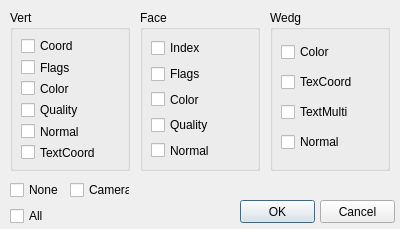
Before: the Qt Designer form src/meshlabplugins/meshio/ui/savemaskexporter.ui in cnr-isti-vclab/meshlab, drawn with Qt 5.
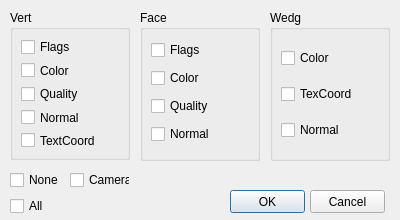
After: the same form once the commit is applied.

Commit message: renamed checks control

```diff
--- a/src/meshlabplugins/meshio/ui/savemaskexporter.ui
+++ b/src/meshlabplugins/meshio/ui/savemaskexporter.ui
@@ -9,7 +9,7 @@
     <x>0</x>
     <y>0</y>
     <width>400</width>
-    <height>229</height>
+    <height>220</height>
    </rect>
   </property>
   <property name="windowTitle" >
@@ -25,13 +25,118 @@
     </rect>
    </property>
   </widget>
+  <widget class="QGroupBox" name="groupBox" >
+   <property name="geometry" >
+    <rect>
+     <x>10</x>
+     <y>10</y>
+     <width>120</width>
+     <height>150</height>
+    </rect>
+   </property>
+   <property name="title" >
+    <string>Vert</string>
+   </property>
+   <layout class="QVBoxLayout" >
+    <property name="margin" >
+     <number>8</number>
+    </property>
+    <property name="spacing" >
+     <number>6</number>
+    </property>
+    <item>
+     <widget class="QCheckBox" name="check_iom_vertflags" >
+      <property name="text" >
+       <string>Flags</string>
+      </property>
+     </widget>
+    </item>
+    <item>
+     <widget class="QCheckBox" name="check_iom_vertcolor" >
+      <property name="text" >
+       <string>Color</string>
+      </property>
+     </widget>
+    </item>
+    <item>
+     <widget class="QCheckBox" name="check_iom_vertquality" >
+      <property name="text" >
+       <string>Quality</string>
+      </property>
+     </widget>
+    </item>
+    <item>
+     <widget class="QCheckBox" name="check_iom_vertnormal" >
+      <property name="text" >
+       <string>Normal</string>
+      </property>
+     </widget>
+    </item>
+    <item>
+     <widget class="QCheckBox" name="check_iom_verttexcoord" >
+      <property name="text" >
+       <string>TextCoord</string>
+      </property>
+     </widget>
+    </item>
+   </layout>
+  </widget>
+  <widget class="QGroupBox" name="groupBox_2" >
+   <property name="geometry" >
+    <rect>
+     <x>140</x>
+     <y>10</y>
+     <width>120</width>
+     <height>151</height>
+    </rect>
+   </property>
+   <property name="title" >
+    <string>Face</string>
+   </property>
+   <layout class="QVBoxLayout" >
+    <property name="margin" >
+     <number>8</number>
+    </property>
+    <property name="spacing" >
+     <number>6</number>
+    </property>
+    <item>
+     <widget class="QCheckBox" name="check_iom_faceflags" >
+      <property name="text" >
+       <string>Flags</string>
+      </property>
+     </widget>
+    </item>
+    <item>
+     <widget class="QCheckBox" name="check_iom_facecolor" >
+      <property name="text" >
+       <string>Color</string>
+      </property>
+     </widget>
+    </item>
+    <item>
+     <widget class="QCheckBox" name="check_iom_facequality" >
+      <property name="text" >
+       <string>Quality</string>
+      </property>
+     </widget>
+    </item>
+    <item>
+     <widget class="QCheckBox" name="check_iom_facenormal" >
+      <property name="text" >
+       <string>Normal</string>
+      </property>
+     </widget>
+    </item>
+   </layout>
+  </widget>
   <widget class="QGroupBox" name="groupBox_3" >
    <property name="geometry" >
     <rect>
      <x>270</x>
      <y>10</y>
      <width>120</width>
-     <height>161</height>
+     <height>151</height>
     </rect>
    </property>
    <property name="title" >
@@ -45,159 +150,33 @@
      <number>6</number>
     </property>
     <item>
-     <widget class="QCheckBox" name="checkBox" >
+     <widget class="QCheckBox" name="check_iom_wedgcolor" >
       <property name="text" >
        <string>Color</string>
       </property>
      </widget>
     </item>
     <item>
-     <widget class="QCheckBox" name="checkBox_2" >
+     <widget class="QCheckBox" name="check_iom_wedgtexcoord" >
       <property name="text" >
        <string>TexCoord</string>
       </property>
      </widget>
     </item>
     <item>
-     <widget class="QCheckBox" name="checkBox_3" >
+     <widget class="QCheckBox" name="check_iom_wedgnormal" >
       <property name="text" >
-       <string>TextMulti</string>
-      </property>
-     </widget>
-    </item>
-    <item>
-     <widget class="QCheckBox" name="checkBox_4" >
-      <property name="text" >
        <string>Normal</string>
       </property>
      </widget>
     </item>
    </layout>
   </widget>
-  <widget class="QGroupBox" name="groupBox_2" >
+  <widget class="QWidget" name="layoutWidget_2" >
    <property name="geometry" >
     <rect>
-     <x>140</x>
-     <y>10</y>
-     <width>120</width>
-     <height>161</height>
-    </rect>
-   </property>
-   <property name="title" >
-    <string>Face</string>
-   </property>
-   <layout class="QVBoxLayout" >
-    <property name="margin" >
-     <number>8</number>
-    </property>
-    <property name="spacing" >
-     <number>6</number>
-    </property>
-    <item>
-     <widget class="QCheckBox" name="checkBox_5" >
-      <property name="text" >
-       <string>Index</string>
-      </property>
-     </widget>
-    </item>
-    <item>
-     <widget class="QCheckBox" name="checkBox_6" >
-      <property name="text" >
-       <string>Flags</string>
-      </property>
-     </widget>
-    </item>
-    <item>
-     <widget class="QCheckBox" name="checkBox_7" >
-      <property name="text" >
-       <string>Color</string>
-      </property>
-     </widget>
-    </item>
-    <item>
-     <widget class="QCheckBox" name="checkBox_8" >
-      <property name="text" >
-       <string>Quality</string>
-      </property>
-     </widget>
-    </item>
-    <item>
-     <widget class="QCheckBox" name="checkBox_9" >
-      <property name="text" >
-       <string>Normal</string>
-      </property>
-     </widget>
-    </item>
-   </layout>
-  </widget>
-  <widget class="QGroupBox" name="groupBox" >
-   <property name="geometry" >
-    <rect>
      <x>10</x>
-     <y>10</y>
-     <width>120</width>
-     <height>161</height>
-    </rect>
-   </property>
-   <property name="title" >
-    <string>Vert</string>
-   </property>
-   <layout class="QVBoxLayout" >
-    <property name="margin" >
-     <number>8</number>
-    </property>
-    <property name="spacing" >
-     <number>6</number>
-    </property>
-    <item>
-     <widget class="QCheckBox" name="checkBox_10" >
-      <property name="text" >
-       <string>Coord</string>
-      </property>
-     </widget>
-    </item>
-    <item>
-     <widget class="QCheckBox" name="checkBox_11" >
-      <property name="text" >
-       <string>Flags</string>
-      </property>
-     </widget>
-    </item>
-    <item>
-     <widget class="QCheckBox" name="checkBox_12" >
-      <property name="text" >
-       <string>Color</string>
-      </property>
-     </widget>
-    </item>
-    <item>
-     <widget class="QCheckBox" name="checkBox_13" >
-      <property name="text" >
-       <string>Quality</string>
-      </property>
-     </widget>
-    </item>
-    <item>
-     <widget class="QCheckBox" name="checkBox_14" >
-      <property name="text" >
-       <string>Normal</string>
-      </property>
-     </widget>
-    </item>
-    <item>
-     <widget class="QCheckBox" name="checkBox_15" >
-      <property name="text" >
-       <string>TextCoord</string>
-      </property>
-     </widget>
-    </item>
-   </layout>
-  </widget>
-  <widget class="QWidget" name="" >
-   <property name="geometry" >
-    <rect>
-     <x>10</x>
-     <y>180</y>
+     <y>170</y>
      <width>120</width>
      <height>46</height>
     </rect>
@@ -238,8 +217,8 @@
   <widget class="QPushButton" name="okButton" >
    <property name="geometry" >
     <rect>
-     <x>240</x>
-     <y>200</y>
+     <x>230</x>
+     <y>190</y>
      <width>75</width>
      <height>23</height>
     </rect>
@@ -251,8 +230,8 @@
   <widget class="QPushButton" name="cancelButton" >
    <property name="geometry" >
     <rect>
-     <x>320</x>
-     <y>200</y>
+     <x>310</x>
+     <y>190</y>
      <width>75</width>
      <height>23</height>
     </rect>
```
Left out of the diff: 6 changed lines with no effect on the pictures.
